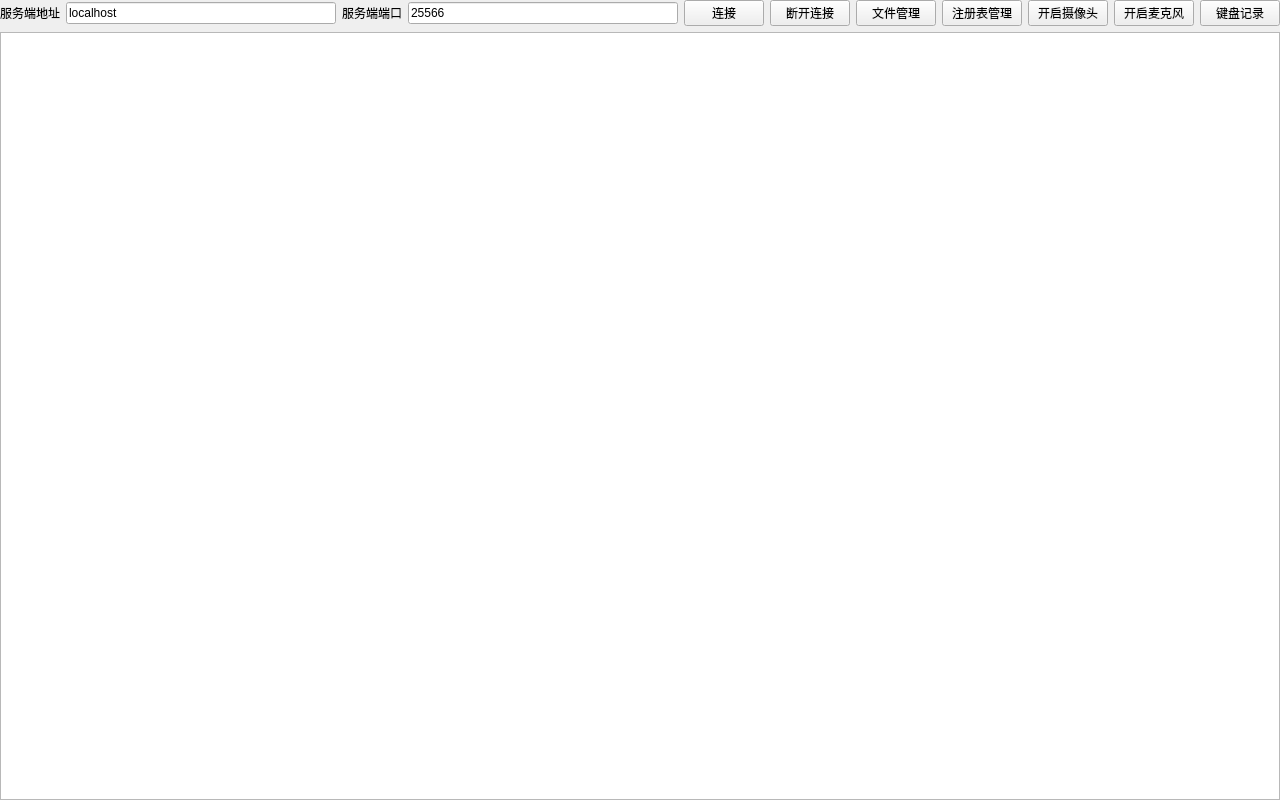
Before: the Qt Designer form src/client/client.ui in GrayJimars/O-Ur-S_WHU-Software-Security, drawn with Qt 5.
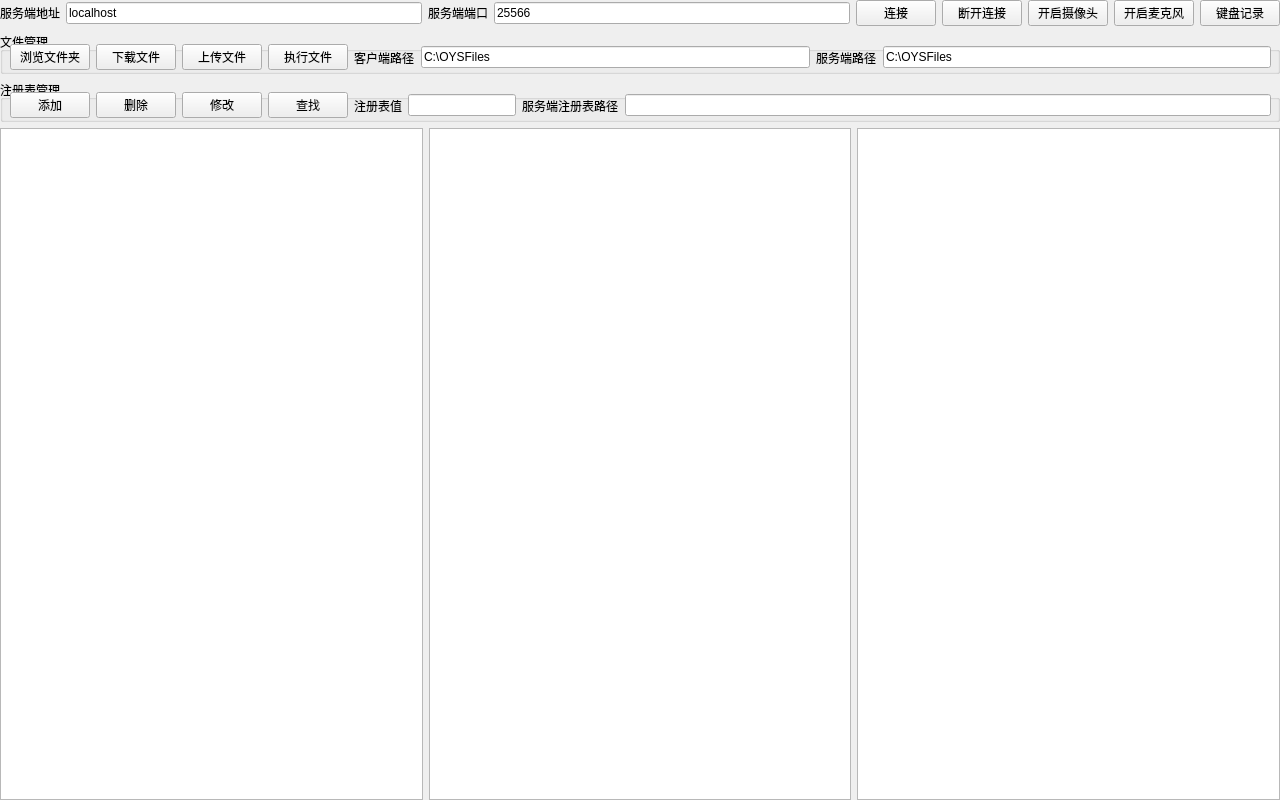
After: the same form once the commit is applied.

```diff
--- a/src/client/client.ui
+++ b/src/client/client.ui
@@ -35,7 +35,7 @@
       <height>800</height>
      </rect>
     </property>
-    <layout class="QVBoxLayout" name="verticalLayout">
+    <layout class="QVBoxLayout" name="verticalLayout" stretch="0,1,1,16">
      <property name="sizeConstraint">
       <enum>QLayout::SetMaximumSize</enum>
      </property>
@@ -86,20 +86,6 @@
          </property>
         </widget>
        </item>
-       <item>
-        <widget class="QPushButton" name="fileManager">
-         <property name="text">
-          <string>文件管理</string>
-         </property>
-        </widget>
-       </item>
-       <item>
-        <widget class="QPushButton" name="regManager">
-         <property name="text">
-          <string>注册表管理</string>
-         </property>
-        </widget>
-       </item>
        <item>
         <widget class="QPushButton" name="openCamera">
          <property name="text">
@@ -124,7 +110,167 @@
       </layout>
      </item>
      <item>
-      <widget class="QTextBrowser" name="textBrowser"/>
+      <widget class="QGroupBox" name="fileManegerGroup">
+       <property name="title">
+        <string>文件管理</string>
+       </property>
+       <widget class="QWidget" name="horizontalLayoutWidget_2">
+        <property name="geometry">
+         <rect>
+          <x>10</x>
+          <y>10</y>
+          <width>1261</width>
+          <height>31</height>
+         </rect>
+        </property>
+        <layout class="QHBoxLayout" name="horizontalLayout_4">
+         <item>
+          <widget class="QPushButton" name="fileList">
+           <property name="text">
+            <string>浏览文件夹</string>
+           </property>
+          </widget>
+         </item>
+         <item>
+          <widget class="QPushButton" name="fileDownload">
+           <property name="text">
+            <string>下载文件</string>
+           </property>
+          </widget>
+         </item>
+         <item>
+          <widget class="QPushButton" name="fileUpload">
+           <property name="text">
+            <string>上传文件</string>
+           </property>
+          </widget>
+         </item>
+         <item>
+          <widget class="QPushButton" name="fileExcute">
+           <property name="text">
+            <string>执行文件</string>
+           </property>
+          </widget>
+         </item>
+         <item>
+          <widget class="QLabel" name="label_3">
+           <property name="text">
+            <string>客户端路径</string>
+           </property>
+          </widget>
+         </item>
+         <item>
+          <widget class="QLineEdit" name="clientFilePath">
+           <property name="text">
+            <string>C:\OYSFiles</string>
+           </property>
+          </widget>
+         </item>
+         <item>
+          <widget class="QLabel" name="label_4">
+           <property name="text">
+            <string>服务端路径</string>
+           </property>
+          </widget>
+         </item>
+         <item>
+          <widget class="QLineEdit" name="serverFilePath">
+           <property name="text">
+            <string>C:\OYSFiles</string>
+           </property>
+          </widget>
+         </item>
+        </layout>
+       </widget>
+      </widget>
+     </item>
+     <item>
+      <widget class="QGroupBox" name="regManegerGroup">
+       <property name="title">
+        <string>注册表管理</string>
+       </property>
+       <widget class="QWidget" name="horizontalLayoutWidget_6">
+        <property name="geometry">
+         <rect>
+          <x>10</x>
+          <y>10</y>
+          <width>1261</width>
+          <height>31</height>
+         </rect>
+        </property>
+        <layout class="QHBoxLayout" name="horizontalLayout_8" stretch="0,0,0,0,0,0,0,1">
+         <item>
+          <widget class="QPushButton" name="regAdd">
+           <property name="text">
+            <string>添加</string>
+           </property>
+          </widget>
+         </item>
+         <item>
+          <widget class="QPushButton" name="regDelete">
+           <property name="text">
+            <string>删除</string>
+           </property>
+          </widget>
+         </item>
+         <item>
+          <widget class="QPushButton" name="regEdit">
+           <property name="text">
+            <string>修改</string>
+           </property>
+          </widget>
+         </item>
+         <item>
+          <widget class="QPushButton" name="regSearch">
+           <property name="text">
+            <string>查找</string>
+           </property>
+          </widget>
+         </item>
+         <item>
+          <widget class="QLabel" name="label_11">
+           <property name="text">
+            <string>注册表值</string>
+           </property>
+          </widget>
+         </item>
+         <item>
+          <widget class="QLineEdit" name="regValueInput">
+           <property name="text">
+            <string/>
+           </property>
+          </widget>
+         </item>
+         <item>
+          <widget class="QLabel" name="label_12">
+           <property name="text">
+            <string>服务端注册表路径</string>
+           </property>
+          </widget>
+         </item>
+         <item>
+          <widget class="QLineEdit" name="serverRegPath">
+           <property name="text">
+            <string/>
+           </property>
+          </widget>
+         </item>
+        </layout>
+       </widget>
+      </widget>
+     </item>
+     <item>
+      <layout class="QHBoxLayout" name="horizontalLayout_2">
+       <item>
+        <widget class="QTextBrowser" name="textBrowser"/>
+       </item>
+       <item>
+        <widget class="QTextBrowser" name="regManagerOutput"/>
+       </item>
+       <item>
+        <widget class="QTextBrowser" name="fileManagerOutput"/>
+       </item>
+      </layout>
      </item>
     </layout>
    </widget>
```
